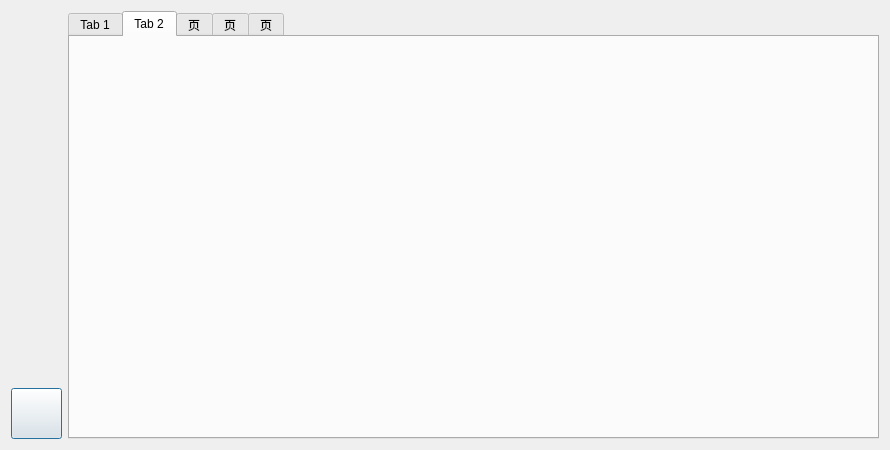
Qt form settings.ui (jjzhang166/DvrUI) before a commit.
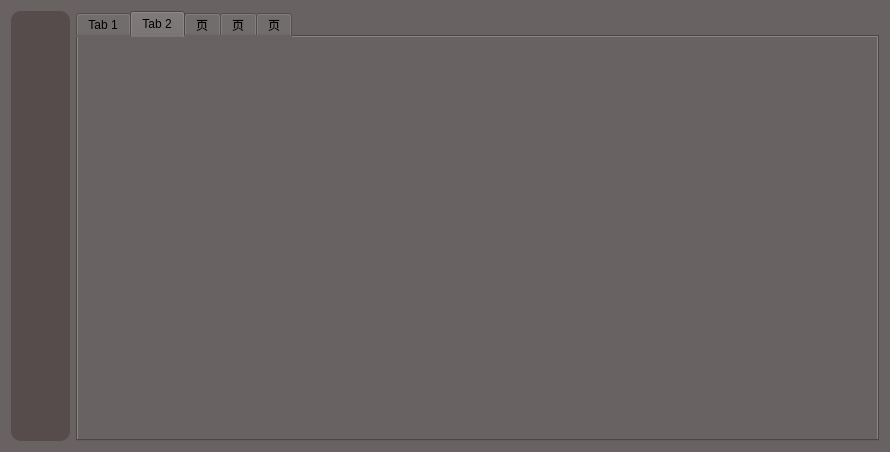
The same form after that commit. Icons and pictures are not drawn.

What changed in the file:
```diff
--- a/settings.ui
+++ b/settings.ui
@@ -13,23 +13,19 @@
   <property name="windowTitle">
    <string>Dialog</string>
   </property>
-  <layout class="QGridLayout" name="gridLayout_2" columnstretch="1,15">
+  <property name="styleSheet">
+   <string notr="true">background-color:rgb(104, 98, 98)
+</string>
+  </property>
+  <layout class="QGridLayout" name="gridLayout_2" columnstretch="1,25">
    <item row="0" column="0">
+    <widget class="QWidget" name="widget_2" native="true">
+     <property name="styleSheet">
+      <string notr="true">background-color:#564c4b;
+border-radius:10px;</string>
+     </property>
     <layout class="QGridLayout" name="gridLayout">
-     <item row="0" column="0">
-      <spacer name="verticalSpacer">
-       <property name="orientation">
-        <enum>Qt::Vertical</enum>
-       </property>
-       <property name="sizeHint" stdset="0">
-        <size>
-         <width>38</width>
-         <height>353</height>
-        </size>
-       </property>
-      </spacer>
-     </item>
-     <item row="1" column="0">
+      <item row="2" column="1">
       <widget class="QPushButton" name="returnButton">
        <property name="sizePolicy">
         <sizepolicy hsizetype="Minimum" vsizetype="Minimum">
@@ -39,14 +35,14 @@
        </property>
        <property name="minimumSize">
         <size>
-         <width>51</width>
-         <height>51</height>
+          <width>41</width>
+          <height>41</height>
         </size>
        </property>
        <property name="maximumSize">
         <size>
-         <width>51</width>
-         <height>51</height>
+          <width>41</width>
+          <height>41</height>
         </size>
        </property>
        <property name="styleSheet">
@@ -57,13 +53,43 @@
        </property>
       </widget>
      </item>
-    </layout>
+      <item row="0" column="1">
+       <spacer name="verticalSpacer">
+        <property name="orientation">
+         <enum>Qt::Vertical</enum>
+        </property>
+        <property name="sizeHint" stdset="0">
+         <size>
+          <width>38</width>
+          <height>353</height>
+         </size>
+        </property>
+       </spacer>
+      </item>
+     </layout>
+    </widget>
    </item>
    <item row="0" column="1">
     <widget class="QTabWidget" name="settingTab">
+     <property name="minimumSize">
+      <size>
+       <width>0</width>
+       <height>430</height>
+      </size>
+     </property>
+     <property name="maximumSize">
+      <size>
+       <width>16777215</width>
+       <height>430</height>
+      </size>
+     </property>
      <property name="toolTip">
       <string>&lt;html&gt;&lt;head/&gt;&lt;body&gt;&lt;p&gt;预览设置&lt;/p&gt;&lt;/body&gt;&lt;/html&gt;</string>
      </property>
+     <property name="styleSheet">
+      <string notr="true">QTabWidget::pane { border: 0; }
+border-radius:5px;</string>
+     </property>
      <property name="currentIndex">
       <number>1</number>
      </property>
```
Lines whose indentation alone changed are shown as unchanged.
